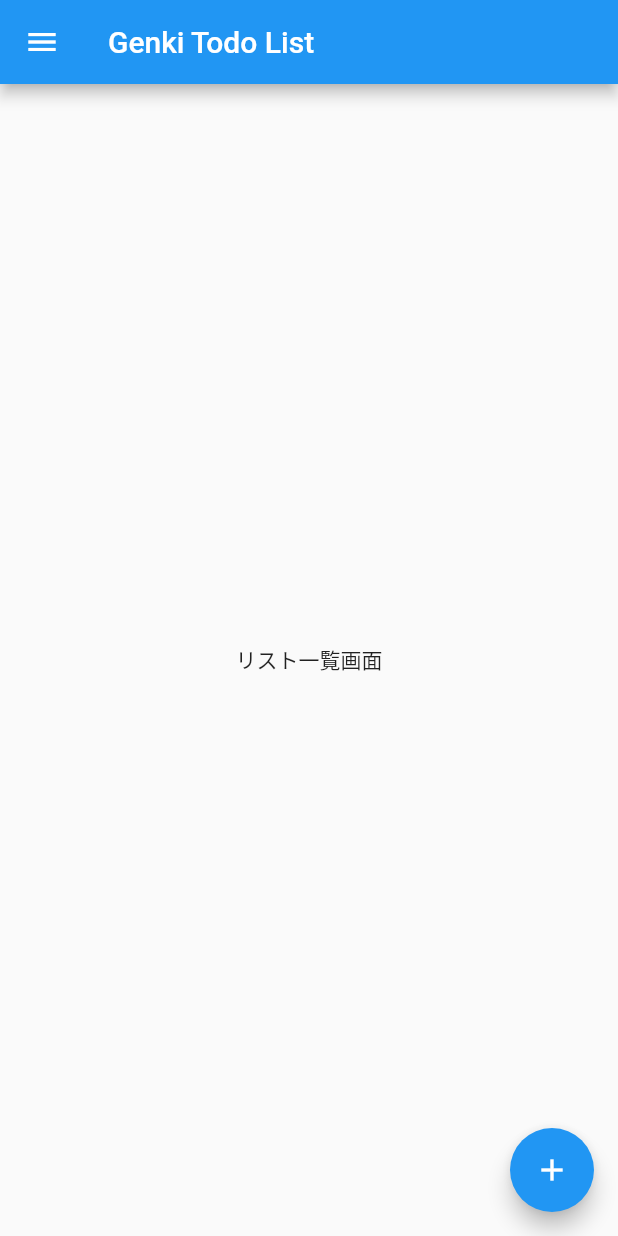
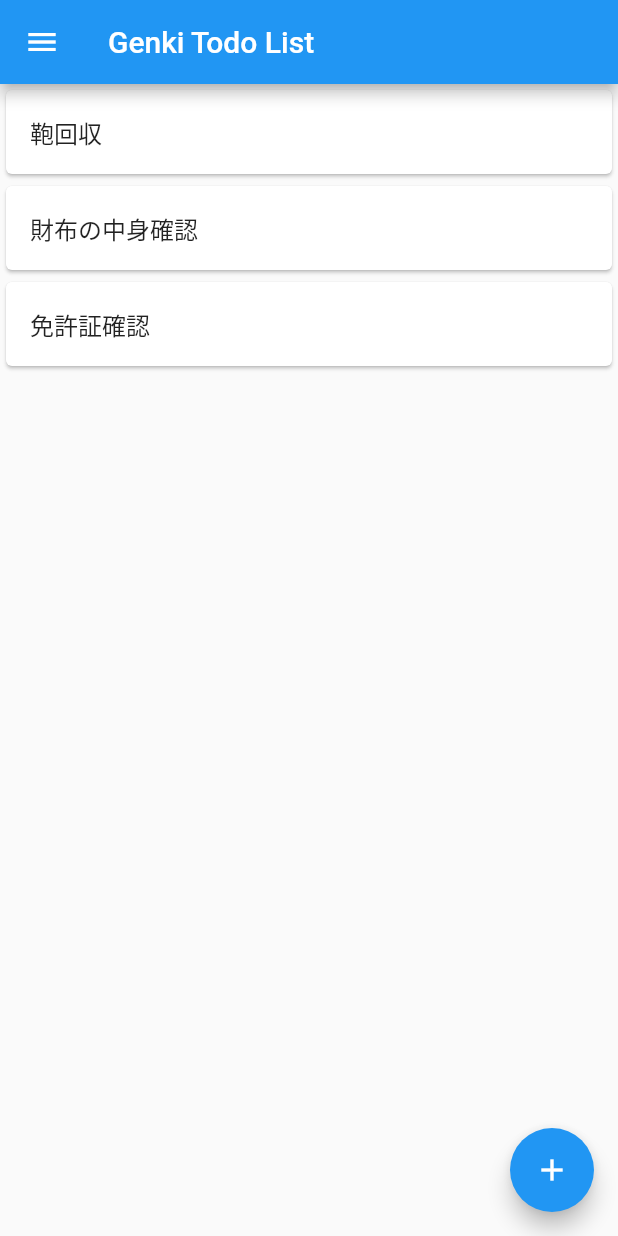
Before and after one commit to GenkiSugiyama/flutter_MyTodoApp, a Flutter app: the screen it shows after launch, on a phone screen of 412 x 824 dp. Run offline on Flutter 3.47's test engine with Material 2 defaults, Android fonts, the phone set to English and light mode, and no system bars.

Commit message:
リスト一覧画面の変更

```diff
--- a/lib/main.dart
+++ b/lib/main.dart
@@ -27,8 +27,24 @@ class TodoListPage extends StatelessWidget {
         leading: Icon(Icons.menu),
         title: const Text('Genki Todo List'),
       ),
-      body: Center(
-        child: Text('リスト一覧画面'),
+      body: ListView(
+        children: <Widget>[
+          Card(
+            child: ListTile(
+              title: Text("鞄回収"),
+            ),
+          ),
+          Card(
+            child: ListTile(
+              title: Text('財布の中身確認'),
+            ),
+          ),
+          Card(
+            child: ListTile(
+              title: Text('免許証確認'),
+            ),
+          ),
+        ],
       ),
       floatingActionButton: FloatingActionButton(
         onPressed: () {
```
